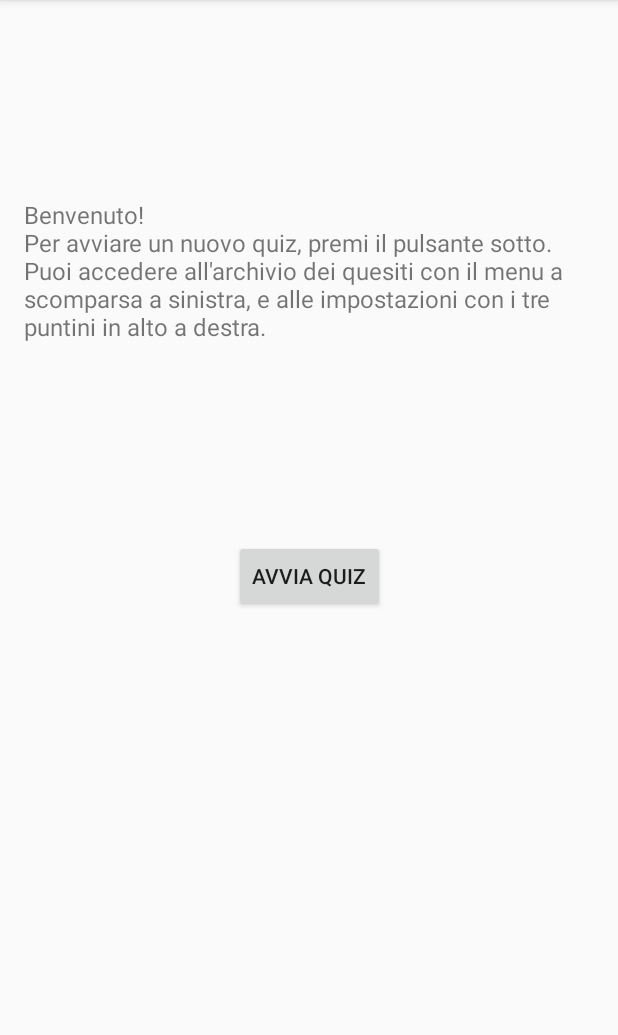
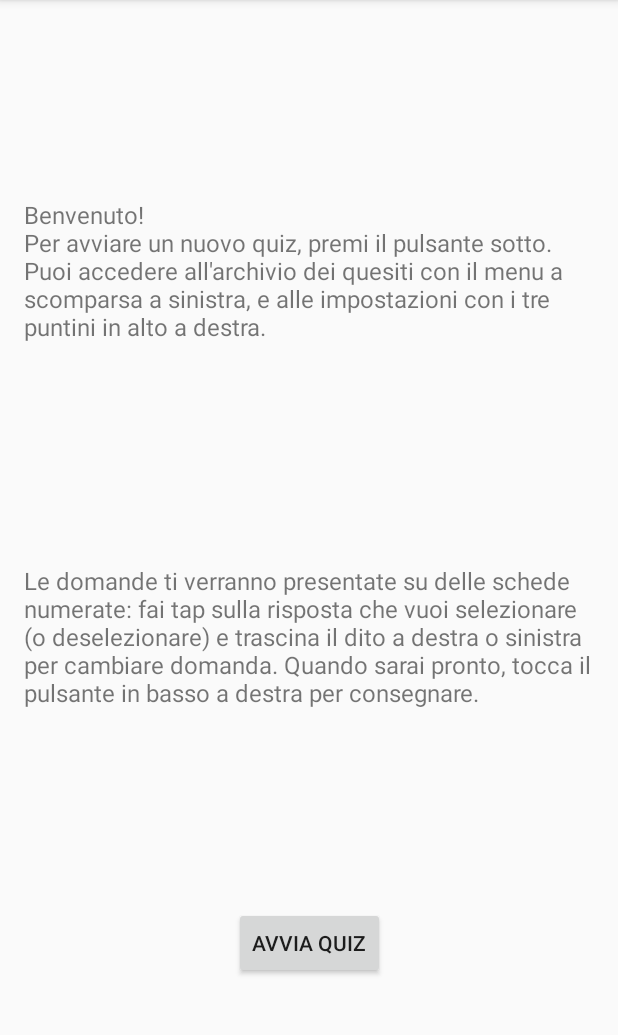
Before and after one commit to lormico/quiz-farmacia, an Android app: the fragment QuizHomeFragment shown on its own in the app's theme, on a phone screen of 412 x 824 dp, the part 84-1119 px from its top. Run offline under Robolectric (Android 15) with nearby library versions, the phone set to English and light mode, and no system bars; our stand-ins replace Room's generated code.

Commit message:
Added instructions for the quiz

```diff
--- a/app/src/main/res/layout/fragment_quiz_home.xml
+++ b/app/src/main/res/layout/fragment_quiz_home.xml
@@ -5,16 +5,6 @@
     android:layout_width="match_parent"
     android:layout_height="match_parent"
     tools:context=".ui.quiz.QuizHomeFragment">
-
-    <Button
-        android:id="@+id/quiz_start_button"
-        android:layout_width="wrap_content"
-        android:layout_height="wrap_content"
-        android:text="@string/start_quiz"
-        app:layout_constraintBottom_toBottomOf="parent"
-        app:layout_constraintEnd_toEndOf="parent"
-        app:layout_constraintStart_toStartOf="parent"
-        app:layout_constraintTop_toTopOf="parent" />
 
     <TextView
         android:id="@+id/quiz_home_welcome_text"
@@ -26,8 +16,34 @@
         android:layout_marginBottom="16dp"
         android:text="@string/quiz_welcome"
         android:textSize="16sp"
+        app:layout_constraintBottom_toTopOf="@+id/quiz_home_instructions_text"
+        app:layout_constraintEnd_toEndOf="parent"
+        app:layout_constraintStart_toStartOf="parent"
+        app:layout_constraintTop_toTopOf="parent" />
+
+    <TextView
+        android:id="@+id/quiz_home_instructions_text"
+        android:layout_width="0dp"
+        android:layout_height="wrap_content"
+        android:layout_marginStart="16dp"
+        android:layout_marginTop="16dp"
+        android:layout_marginEnd="16dp"
+        android:layout_marginBottom="16dp"
+        android:text="@string/quiz_instructions"
+        android:textSize="16sp"
         app:layout_constraintBottom_toTopOf="@+id/quiz_start_button"
         app:layout_constraintEnd_toEndOf="parent"
         app:layout_constraintStart_toStartOf="parent"
-        app:layout_constraintTop_toTopOf="parent" />
+        app:layout_constraintTop_toBottomOf="@id/quiz_home_welcome_text" />
+
+    <Button
+        android:id="@+id/quiz_start_button"
+        android:layout_width="wrap_content"
+        android:layout_height="wrap_content"
+        android:text="@string/start_quiz"
+        app:layout_constraintBottom_toBottomOf="parent"
+        app:layout_constraintEnd_toEndOf="parent"
+        app:layout_constraintStart_toStartOf="parent"
+        app:layout_constraintTop_toBottomOf="@id/quiz_home_instructions_text" />
+
 </androidx.constraintlayout.widget.ConstraintLayout>
--- a/app/src/main/res/values/strings.xml
+++ b/app/src/main/res/values/strings.xml
@@ -15,6 +15,7 @@
     <string name="header_quiz_results">Risultati Quiz</string>
     <string name="start_quiz">Avvia Quiz</string>
     <string name="quiz_welcome">Benvenuto!\nPer avviare un nuovo quiz, premi il pulsante sotto.\nPuoi accedere all\'archivio dei quesiti con il menu a scomparsa a sinistra, e alle impostazioni con i tre puntini in alto a destra.</string>
+    <string name="quiz_instructions">Le domande ti verranno presentate su delle schede numerate: fai tap sulla risposta che vuoi selezionare (o deselezionare) e trascina il dito a destra o sinistra per cambiare domanda. Quando sarai pronto, tocca il pulsante in basso a destra per consegnare.</string>
 
     <string name="question_metadata_placeholder">%1$s #%2$d"</string>
     <string name="quiz_results_score">Hai ottenuto un punteggio di %1$.2f punti!</string>
```
